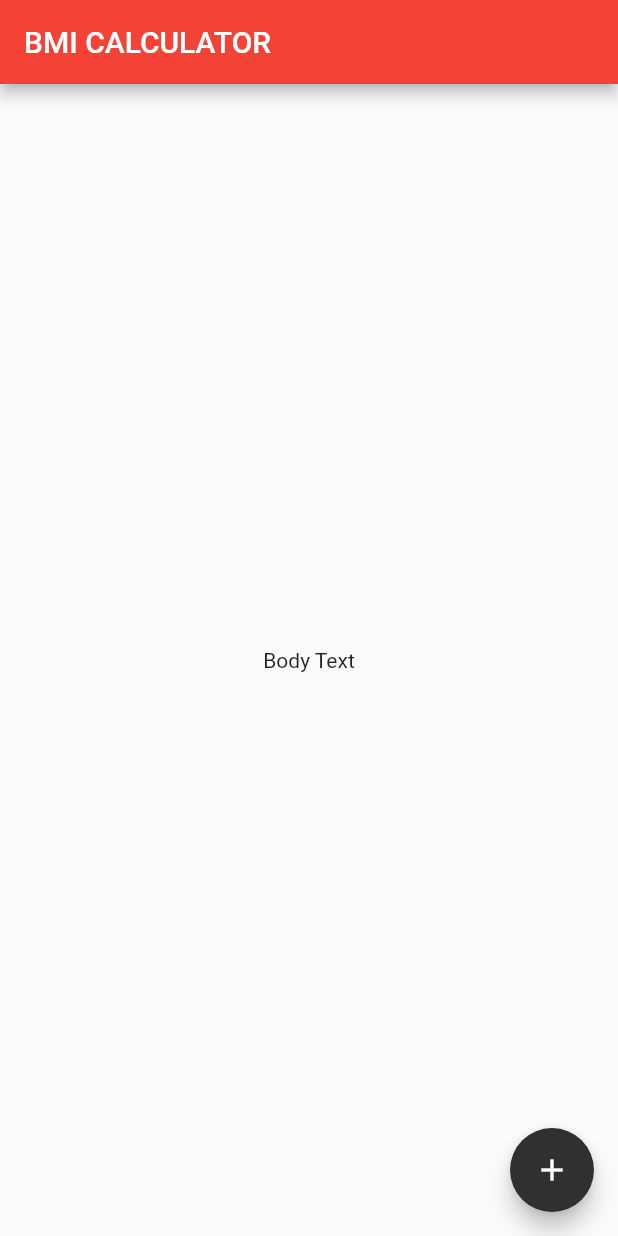
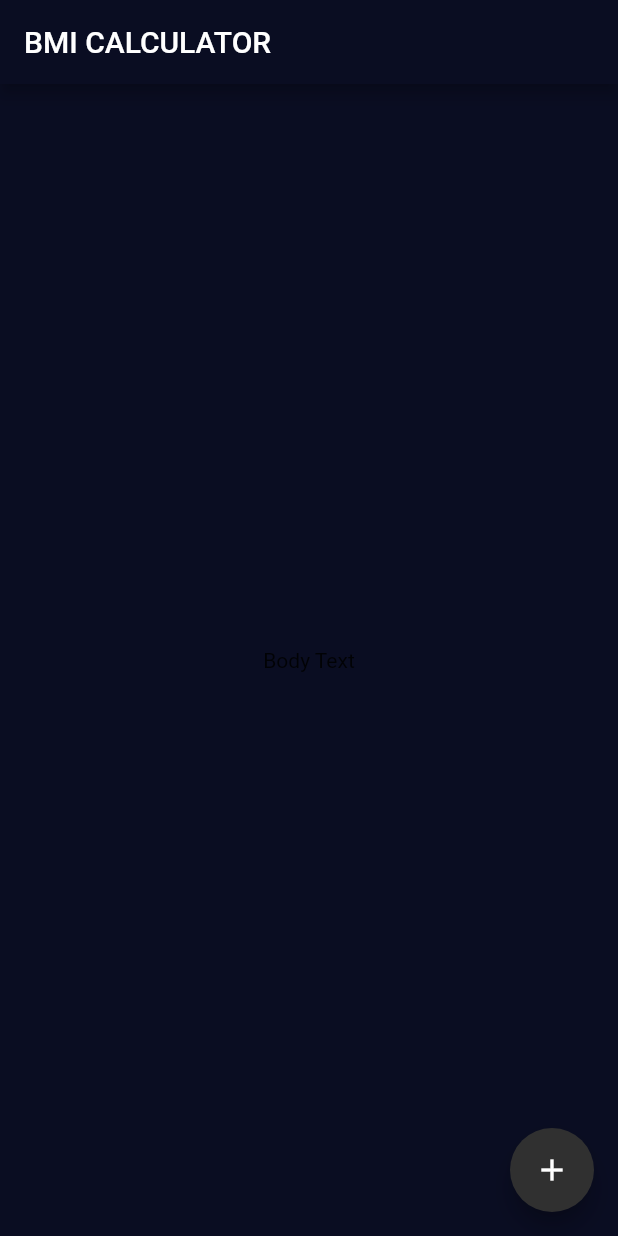
Before and after one commit to Procoder16/BMI_Calculator, a Flutter app: the screen it shows after launch, on a phone screen of 412 x 824 dp. Run offline on Flutter 3.47's test engine with Material 2 defaults, Android fonts, the phone set to English and light mode, and no system bars.

Commit message:
defined the primary color and the scaffold background color

```diff
--- a/lib/main.dart
+++ b/lib/main.dart
@@ -7,8 +7,9 @@ class BMICalculator extends StatelessWidget {
   Widget build(BuildContext context) {
     return MaterialApp(
       theme: ThemeData(
-        primaryColor: Colors.red,
+        primaryColor: Color(0xFF0A0D22),
         accentColor: Colors.grey[850],
+        scaffoldBackgroundColor: Color(0xFF0A0D22),
       ),
       home: InputPage(),
     );
```
